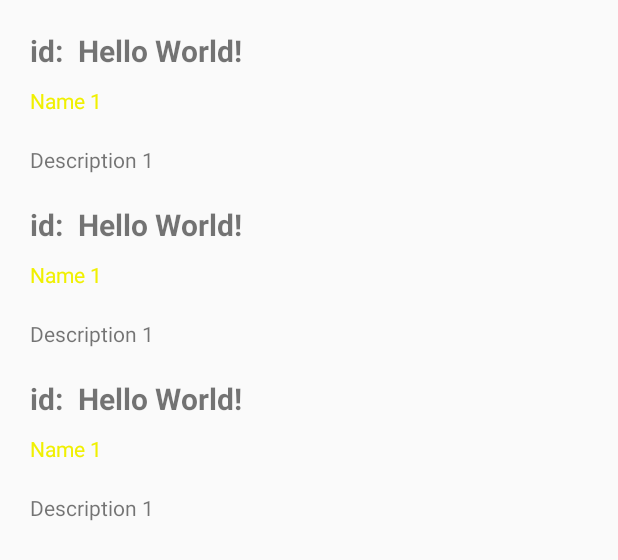
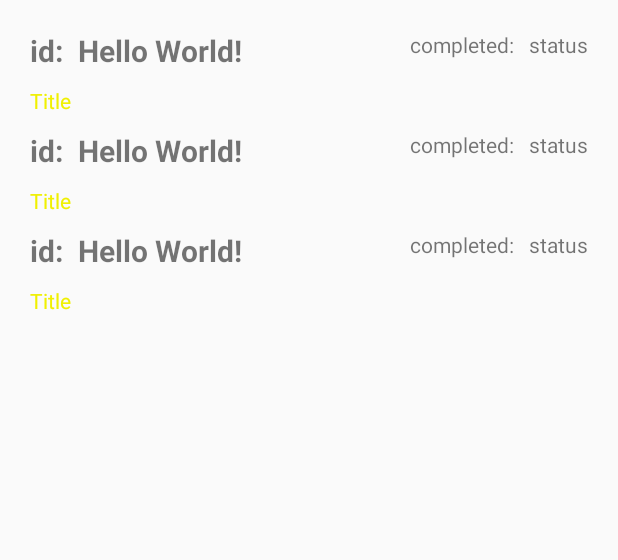
Before and after one commit to Tamashi-Dake/Android-fetching-RecyclerView-with-Retrofit-template, an Android app: the layout activity_main.xml on its own in the app's theme, with its tools: preview values and no code run, on a phone screen of 412 x 824 dp. Shown: the top 560 px of the screen. Run offline under Robolectric (Android 15) with nearby library versions, the phone set to English and light mode, and no system bars.

Commit message:
Đề lẻ

```diff
--- a/app/src/main/java/com/example/myapplication/ApiService.java
+++ b/app/src/main/java/com/example/myapplication/ApiService.java
@@ -20,7 +20,7 @@ public interface ApiService {
             .build()
             .create(ApiService.class);
 
-    @GET("posts")
+    @GET("todos")
     Call<List<Item>> getListItems(
     );
 }
--- a/app/src/main/res/layout/item_rcv.xml
+++ b/app/src/main/res/layout/item_rcv.xml
@@ -32,20 +32,25 @@
         android:layout_width="wrap_content"
         android:layout_height="wrap_content"
         android:layout_margin="10dp"
-        android:text="Name 1"
-        app:layout_constraintBottom_toTopOf="@+id/tvBody"
+        android:text="Title"
         android:textColor="@color/yellow"
         app:layout_constraintStart_toStartOf="parent"
         app:layout_constraintTop_toBottomOf="@+id/textView" />
 
     <TextView
-        android:id="@+id/tvBody"
         android:layout_width="wrap_content"
         android:layout_height="wrap_content"
         android:layout_margin="10dp"
-        android:text="Description 1"
-        app:layout_constraintBottom_toBottomOf="parent"
-        app:layout_constraintStart_toStartOf="parent"
-        app:layout_constraintTop_toBottomOf="@id/tvName" />
+        android:text="completed:"
+        app:layout_constraintEnd_toStartOf="@+id/tvCompleted"
+        app:layout_constraintTop_toTopOf="parent" />
+    <TextView
+        android:id="@+id/tvCompleted"
+        android:layout_width="wrap_content"
+        android:layout_height="wrap_content"
+        android:layout_margin="10dp"
+        android:text="status"
+        app:layout_constraintEnd_toEndOf="parent"
+        app:layout_constraintTop_toTopOf="parent" />
 
 </androidx.constraintlayout.widget.ConstraintLayout>
--- a/app/src/main/res/values/strings.xml
+++ b/app/src/main/res/values/strings.xml
@@ -1,3 +1,3 @@
 <resources>
-    <string name="app_name">List</string>
+    <string name="app_name">List of todos</string>
 </resources>
```
Also changed, not shown: app/src/main/java/com/example/myapplication/Item.java (+17 -18 lines), app/src/main/java/com/example/myapplication/ItemAdapter.java (+6 -6 lines), app/src/main/java/com/example/myapplication/MainActivity.java (+10 -13 lines).
